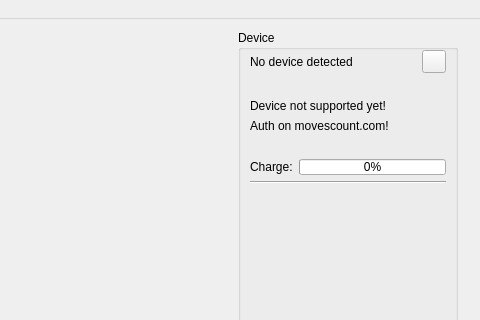
This is src/openambit/mainwindow.ui in openambitproject/openambit as Qt 5 draws it before an edit; both pictures show x 392 to 872 and y 0 to 320 of the 872 by 542 pixel window. The edited form follows.
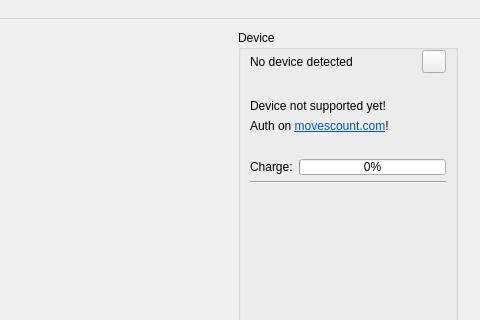
This is the edited form. Icons and pictures are not drawn.

Commit message: Added link to movescount on authorization notification Implemented #4

The edit to the form file:
```diff
--- a/src/openambit/mainwindow.ui
+++ b/src/openambit/mainwindow.ui
@@ -179,7 +179,10 @@
                <bool>true</bool>
               </property>
               <property name="text">
-               <string>Auth on movescount.com!</string>
+               <string>Auth on &lt;a href=&quot;http://www.movescount.com&quot;&gt;&lt;span style=&quot; text-decoration: underline; color:#0057ae;&quot;&gt;movescount.com&lt;/span&gt;&lt;/a&gt;!</string>
+              </property>
+              <property name="openExternalLinks">
+               <bool>true</bool>
               </property>
              </widget>
             </item>
```
